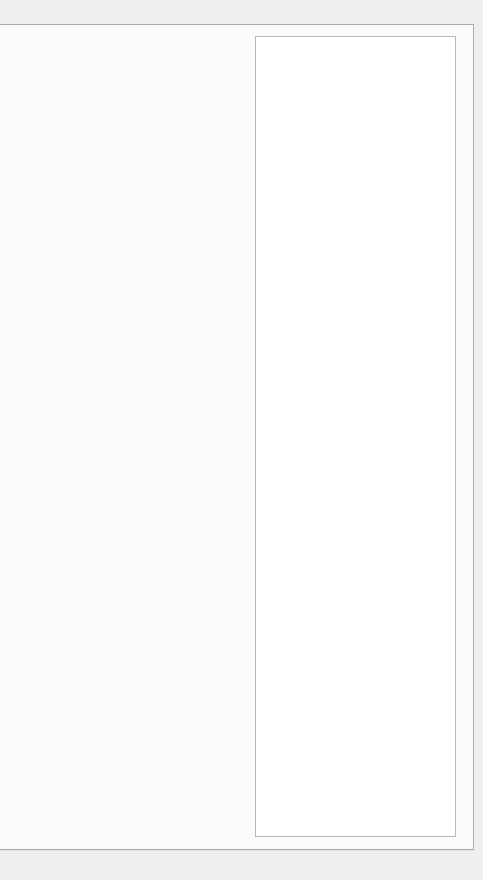
Above: main_ui.ui from DarkerWhite/smart-car-viewer before the change; both pictures show x 677 to 1160 and y 0 to 880 of the 1160 by 880 pixel window. Below: the same form after it.
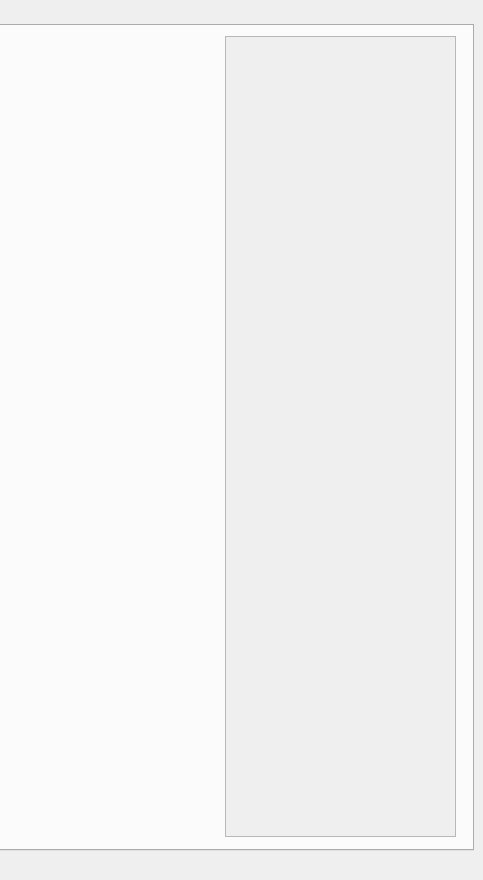
That is the form after the change. The open tabs and pages were chosen to show the change.

Patch:
```diff
--- a/main_ui.ui
+++ b/main_ui.ui
@@ -1003,11 +1003,14 @@
       </layout>
      </widget>
      <widget class="QTextEdit" name="edit_log_parameter">
+      <property name="enabled">
+       <bool>false</bool>
+      </property>
       <property name="geometry">
        <rect>
-        <x>930</x>
+        <x>900</x>
         <y>10</y>
-        <width>201</width>
+        <width>231</width>
         <height>801</height>
        </rect>
       </property>
```
